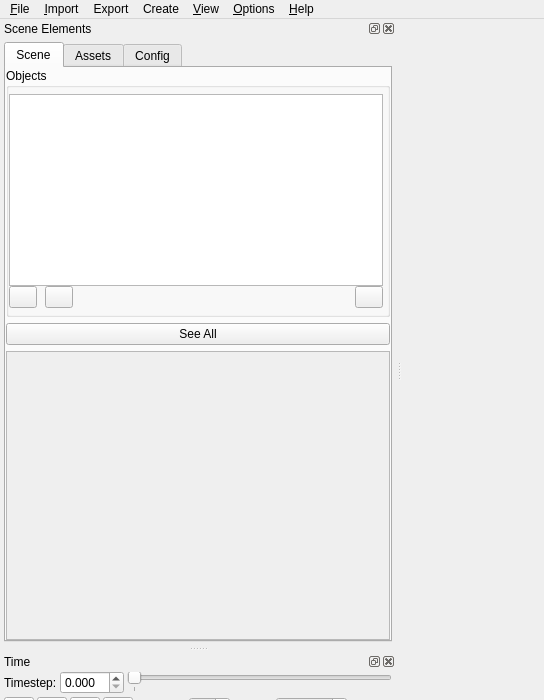
Before: the Qt Designer form eidolon/ui/MainWindow.ui in ericspod/Eidolon, drawn with Qt 5; both pictures show x 0 to 544 and y 0 to 700 of the 872 by 859 pixel window.
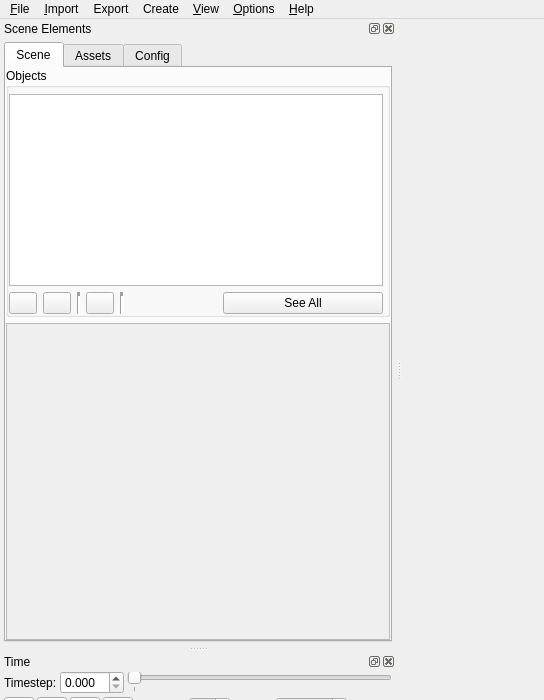
After: the same form once the commit is applied. Icons and pictures are not drawn.

```diff
--- a/eidolon/ui/MainWindow.ui
+++ b/eidolon/ui/MainWindow.ui
@@ -218,7 +218,7 @@
            </property>
            <layout class="QVBoxLayout" name="verticalLayout_3">
             <property name="spacing">
-             <number>0</number>
+             <number>6</number>
             </property>
             <property name="leftMargin">
              <number>0</number>
@@ -230,7 +230,7 @@
              <number>4</number>
             </property>
             <property name="bottomMargin">
-             <number>6</number>
+             <number>0</number>
             </property>
             <item>
              <widget class="QTreeWidget" name="treeWidget">
@@ -278,7 +278,36 @@
              </widget>
             </item>
             <item>
-             <layout class="QHBoxLayout" name="horizontalLayout_6">
+             <layout class="QHBoxLayout" name="sceneButtonLayout">
+              <property name="spacing">
+               <number>6</number>
+              </property>
+              <item>
+               <widget class="QPushButton" name="renameButton">
+                <property name="maximumSize">
+                 <size>
+                  <width>28</width>
+                  <height>28</height>
+                 </size>
+                </property>
+                <property name="toolTip">
+                 <string>Rename Scene Object</string>
+                </property>
+                <property name="text">
+                 <string/>
+                </property>
+                <property name="icon">
+                 <iconset resource="../../res/Resources.qrc">
+                  <normaloff>:/icons/nametag.png</normaloff>:/icons/nametag.png</iconset>
+                </property>
+                <property name="iconSize">
+                 <size>
+                  <width>24</width>
+                  <height>24</height>
+                 </size>
+                </property>
+               </widget>
+              </item>
               <item>
                <widget class="QPushButton" name="removeObjectButton">
                 <property name="sizePolicy">
@@ -312,60 +341,15 @@
                </widget>
               </item>
               <item>
-               <spacer name="horizontalSpacer_5">
+               <widget class="Line" name="line">
+                <property name="lineWidth">
+                 <number>4</number>
+                </property>
                 <property name="orientation">
-                 <enum>Qt::Horizontal</enum>
-                </property>
-                <property name="sizeType">
-                 <enum>QSizePolicy::Fixed</enum>
-                </property>
-                <property name="sizeHint" stdset="0">
-                 <size>
-                  <width>8</width>
-                  <height>20</height>
-                 </size>
-                </property>
-               </spacer>
-              </item>
-              <item>
-               <widget class="QPushButton" name="renameButton">
-                <property name="maximumSize">
-                 <size>
-                  <width>28</width>
-                  <height>28</height>
-                 </size>
-                </property>
-                <property name="toolTip">
-                 <string>Rename Scene Object</string>
-                </property>
-                <property name="text">
-                 <string/>
-                </property>
-                <property name="icon">
-                 <iconset resource="../../res/Resources.qrc">
-                  <normaloff>:/icons/nametag.png</normaloff>:/icons/nametag.png</iconset>
-                </property>
-                <property name="iconSize">
-                 <size>
-                  <width>24</width>
-                  <height>24</height>
-                 </size>
+                 <enum>Qt::Vertical</enum>
                 </property>
                </widget>
               </item>
-              <item>
-               <spacer name="horizontalSpacer_3">
-                <property name="orientation">
-                 <enum>Qt::Horizontal</enum>
-                </property>
-                <property name="sizeHint" stdset="0">
-                 <size>
-                  <width>40</width>
-                  <height>20</height>
-                 </size>
-                </property>
-               </spacer>
-              </item>
               <item>
                <widget class="QPushButton" name="clearButton">
                 <property name="maximumSize">
@@ -386,27 +370,40 @@
                 </property>
                </widget>
               </item>
-             </layout>
-            </item>
-           </layout>
-          </widget>
-         </item>
-         <item row="1" column="0">
-          <layout class="QHBoxLayout" name="horizontalLayout_7">
-           <property name="topMargin">
-            <number>0</number>
-           </property>
+              <item>
+               <widget class="Line" name="line_2">
+                <property name="lineWidth">
+                 <number>4</number>
+                </property>
+                <property name="orientation">
+                 <enum>Qt::Vertical</enum>
+                </property>
+               </widget>
+              </item>
+              <item>
+               <spacer name="horizontalSpacer_3">
+                <property name="orientation">
+                 <enum>Qt::Horizontal</enum>
+                </property>
+                <property name="sizeHint" stdset="0">
+                 <size>
+                  <width>40</width>
+                  <height>20</height>
+                 </size>
+                </property>
+               </spacer>
+              </item>
            <item>
             <widget class="QPushButton" name="seeAllButton">
              <property name="sizePolicy">
-              <sizepolicy hsizetype="Minimum" vsizetype="Fixed">
+                 <sizepolicy hsizetype="Minimum" vsizetype="Preferred">
                <horstretch>0</horstretch>
                <verstretch>0</verstretch>
               </sizepolicy>
              </property>
              <property name="minimumSize">
               <size>
-               <width>120</width>
+                  <width>160</width>
                <height>0</height>
               </size>
              </property>
@@ -420,7 +417,10 @@
            </item>
           </layout>
          </item>
-         <item row="4" column="0">
+           </layout>
+          </widget>
+         </item>
+         <item row="3" column="0">
           <widget class="QScrollArea" name="propScrollArea">
            <property name="minimumSize">
             <size>
@@ -442,8 +442,8 @@
              <rect>
               <x>0</x>
               <y>0</y>
-              <width>380</width>
-              <height>275</height>
+              <width>422</width>
+              <height>297</height>
              </rect>
             </property>
            </widget>
```
Left out of the diff: 4 changed lines with no effect on the pictures. Lines whose indentation alone changed are shown as unchanged.
